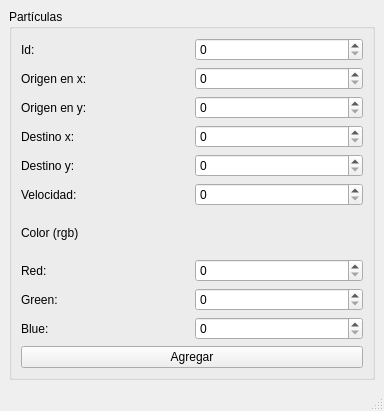
Before: the Qt Designer form mainwindow.ui in cesar1451/Activida08-User_Interface, drawn with Qt 5.
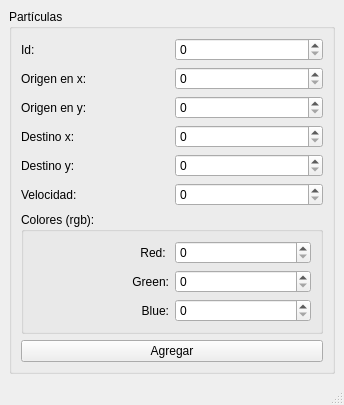
After: the same form once the commit is applied.

Commit message: Se modifico la interfaz

The edit to the form file:
```diff
--- a/mainwindow.ui
+++ b/mainwindow.ui
@@ -6,21 +6,139 @@
    <rect>
     <x>0</x>
     <y>0</y>
-    <width>384</width>
-    <height>411</height>
+    <width>344</width>
+    <height>382</height>
    </rect>
   </property>
   <property name="windowTitle">
    <string>MainWindow</string>
   </property>
   <widget class="QWidget" name="centralwidget">
-   <layout class="QGridLayout" name="gridLayout_2">
+   <layout class="QGridLayout" name="gridLayout_3">
     <item row="0" column="1">
      <widget class="QGroupBox" name="groupBox">
       <property name="title">
        <string>Partículas</string>
       </property>
-      <layout class="QGridLayout" name="gridLayout">
+      <layout class="QGridLayout" name="gridLayout_2">
+       <item row="3" column="2" colspan="2">
+        <widget class="QSpinBox" name="spinBox_5">
+         <property name="maximum">
+          <number>500</number>
+         </property>
+        </widget>
+       </item>
+       <item row="6" column="0" colspan="2">
+        <widget class="QLabel" name="label_6">
+         <property name="text">
+          <string>Velocidad: </string>
+         </property>
+        </widget>
+       </item>
+       <item row="5" column="2" colspan="2">
+        <widget class="QSpinBox" name="spinBox_6">
+         <property name="maximum">
+          <number>500</number>
+         </property>
+        </widget>
+       </item>
+       <item row="4" column="0" colspan="2">
+        <widget class="QLabel" name="label_4">
+         <property name="text">
+          <string>Destino x:</string>
+         </property>
+        </widget>
+       </item>
+       <item row="7" column="0" colspan="4">
+        <widget class="QGroupBox" name="groupBox_2">
+         <property name="title">
+          <string>Colores (rgb):</string>
+         </property>
+         <layout class="QGridLayout" name="gridLayout">
+          <item row="3" column="1">
+           <widget class="QSpinBox" name="spinBox_8">
+            <property name="maximum">
+             <number>500</number>
+            </property>
+           </widget>
+          </item>
+          <item row="3" column="0">
+           <widget class="QLabel" name="label_10">
+            <property name="text">
+             <string>Blue:</string>
+            </property>
+            <property name="alignment">
+             <set>Qt::AlignRight|Qt::AlignTrailing|Qt::AlignVCenter</set>
+            </property>
+           </widget>
+          </item>
+          <item row="2" column="1">
+           <widget class="QSpinBox" name="spinBox_7">
+            <property name="maximum">
+             <number>500</number>
+            </property>
+           </widget>
+          </item>
+          <item row="0" column="1">
+           <widget class="QSpinBox" name="spinBox_9">
+            <property name="maximum">
+             <number>500</number>
+            </property>
+           </widget>
+          </item>
+          <item row="2" column="0">
+           <widget class="QLabel" name="label_9">
+            <property name="text">
+             <string>Green:</string>
+            </property>
+            <property name="alignment">
+             <set>Qt::AlignRight|Qt::AlignTrailing|Qt::AlignVCenter</set>
+            </property>
+           </widget>
+          </item>
+          <item row="0" column="0">
+           <widget class="QLabel" name="label_8">
+            <property name="layoutDirection">
+             <enum>Qt::LeftToRight</enum>
+            </property>
+            <property name="autoFillBackground">
+             <bool>false</bool>
+            </property>
+            <property name="frameShadow">
+             <enum>QFrame::Plain</enum>
+            </property>
+            <property name="text">
+             <string>Red: </string>
+            </property>
+            <property name="alignment">
+             <set>Qt::AlignRight|Qt::AlignTrailing|Qt::AlignVCenter</set>
+            </property>
+           </widget>
+          </item>
+         </layout>
+        </widget>
+       </item>
+       <item row="3" column="0" colspan="2">
+        <widget class="QLabel" name="label_3">
+         <property name="text">
+          <string>Origen en y: </string>
+         </property>
+        </widget>
+       </item>
+       <item row="4" column="2" colspan="2">
+        <widget class="QSpinBox" name="spinBox_2">
+         <property name="maximum">
+          <number>500</number>
+         </property>
+        </widget>
+       </item>
+       <item row="1" column="0" colspan="2">
+        <widget class="QLabel" name="label_2">
+         <property name="text">
+          <string>Origen en x: </string>
+         </property>
+        </widget>
+       </item>
        <item row="0" column="0">
         <widget class="QLabel" name="label">
          <property name="text">
@@ -28,49 +146,28 @@
          </property>
         </widget>
        </item>
-       <item row="2" column="1">
-        <widget class="QSpinBox" name="spinBox_6">
-         <property name="maximum">
-          <number>500</number>
-         </property>
-        </widget>
-       </item>
-       <item row="16" column="0" colspan="2">
-        <widget class="QPushButton" name="pushButton">
-         <property name="text">
-          <string>Agregar</string>
-         </property>
-        </widget>
-       </item>
-       <item row="13" column="1">
-        <widget class="QSpinBox" name="spinBox_8">
-         <property name="maximum">
-          <number>500</number>
-         </property>
-        </widget>
-       </item>
-       <item row="7" column="0">
+       <item row="5" column="0" colspan="2">
         <widget class="QLabel" name="label_5">
          <property name="text">
           <string>Destino y:</string>
          </property>
         </widget>
        </item>
-       <item row="4" column="0">
-        <widget class="QLabel" name="label_3">
-         <property name="text">
-          <string>Origen en y: </string>
+       <item row="6" column="2" colspan="2">
+        <widget class="QSpinBox" name="spinBox">
+         <property name="maximum">
+          <number>99999</number>
          </property>
         </widget>
        </item>
-       <item row="15" column="1">
-        <widget class="QSpinBox" name="spinBox_9">
+       <item row="1" column="2" colspan="2">
+        <widget class="QSpinBox" name="spinBox_3">
          <property name="maximum">
           <number>500</number>
          </property>
         </widget>
        </item>
-       <item row="8" column="1">
+       <item row="0" column="2" colspan="2">
         <widget class="QSpinBox" name="spinBox_4">
          <property name="layoutDirection">
           <enum>Qt::LeftToRight</enum>
@@ -86,87 +183,10 @@
          </property>
         </widget>
        </item>
-       <item row="9" column="0">
-        <widget class="QLabel" name="label_7">
+       <item row="8" column="0" colspan="4">
+        <widget class="QPushButton" name="pushButton">
          <property name="text">
-          <string>Color (rgb)</string>
-         </property>
-        </widget>
-       </item>
-       <item row="12" column="1">
-        <widget class="QSpinBox" name="spinBox_7">
-         <property name="maximum">
-          <number>500</number>
-         </property>
-        </widget>
-       </item>
-       <item row="8" column="0">
-        <widget class="QLabel" name="label_6">
-         <property name="text">
-          <string>Velocidad: </string>
-         </property>
-        </widget>
-       </item>
-       <item row="2" column="0">
-        <widget class="QLabel" name="label_2">
-         <property name="text">
-          <string>Origen en x: </string>
-         </property>
-        </widget>
-       </item>
-       <item row="6" column="0">
-        <widget class="QLabel" name="label_4">
-         <property name="text">
-          <string>Destino x:</string>
-         </property>
-        </widget>
-       </item>
-       <item row="15" column="0">
-        <widget class="QLabel" name="label_10">
-         <property name="text">
-          <string>Blue:</string>
-         </property>
-        </widget>
-       </item>
-       <item row="4" column="1">
-        <widget class="QSpinBox" name="spinBox_2">
-         <property name="maximum">
-          <number>500</number>
-         </property>
-        </widget>
-       </item>
-       <item row="7" column="1">
-        <widget class="QSpinBox" name="spinBox_3">
-         <property name="maximum">
-          <number>500</number>
-         </property>
-        </widget>
-       </item>
-       <item row="12" column="0">
-        <widget class="QLabel" name="label_8">
-         <property name="text">
-          <string>Red: </string>
-         </property>
-        </widget>
-       </item>
-       <item row="13" column="0">
-        <widget class="QLabel" name="label_9">
-         <property name="text">
-          <string>Green:</string>
-         </property>
-        </widget>
-       </item>
-       <item row="6" column="1">
-        <widget class="QSpinBox" name="spinBox_5">
-         <property name="maximum">
-          <number>500</number>
-         </property>
-        </widget>
-       </item>
-       <item row="0" column="1">
-        <widget class="QSpinBox" name="spinBox">
-         <property name="maximum">
-          <number>99999</number>
+          <string>Agregar</string>
          </property>
         </widget>
        </item>
```
Left out of the diff: 2 changed lines with no effect on the pictures. The commit also changes 1 other file.
